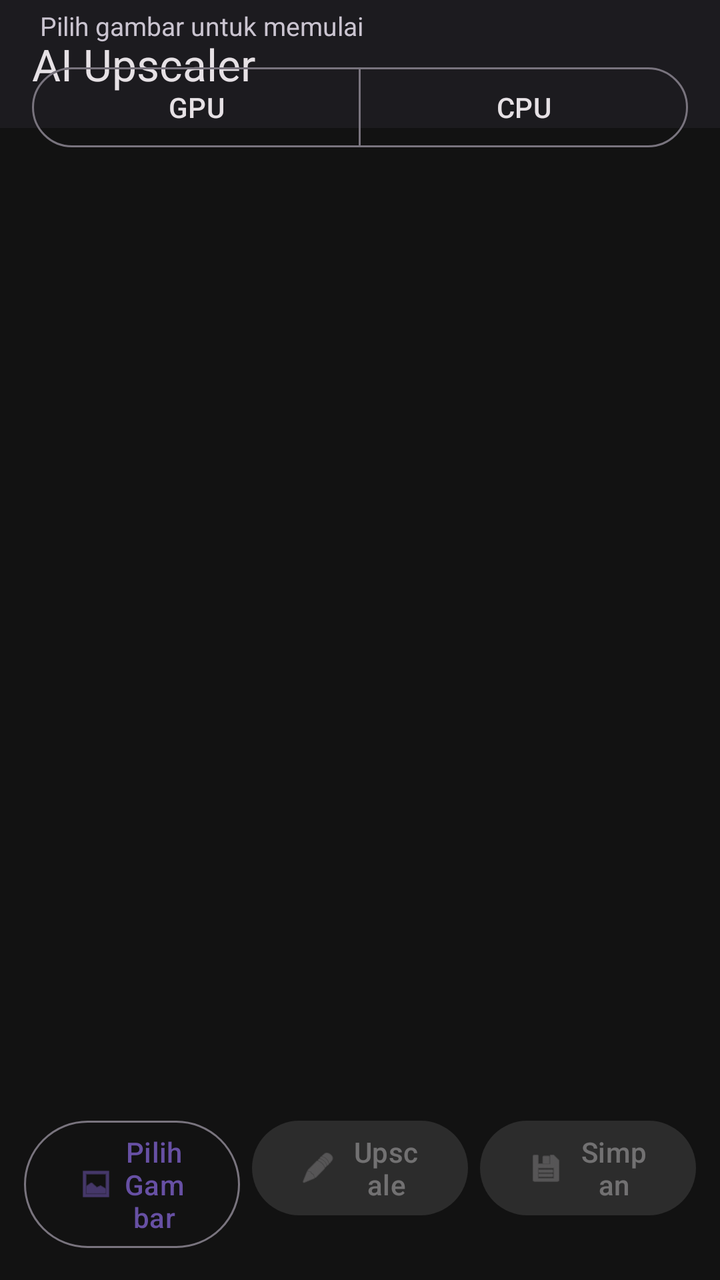
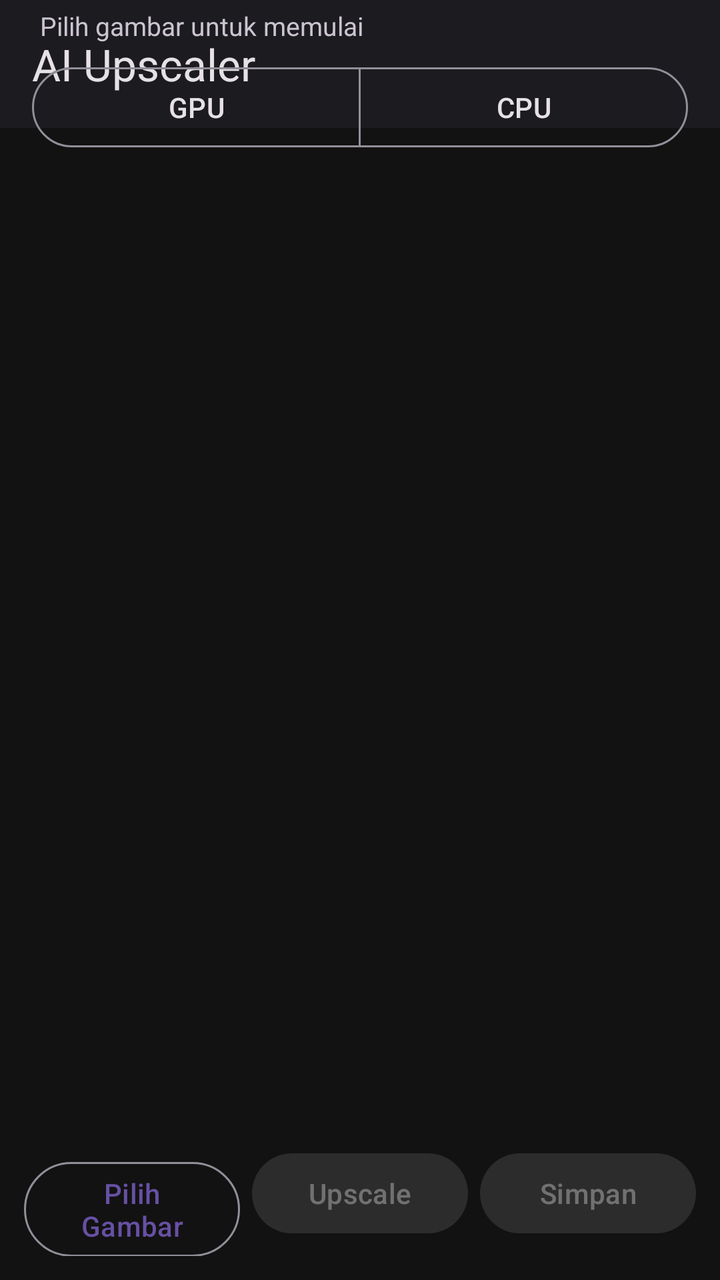

Before-and-after screenshots of an Android layout around one commit, followed by the original layout XML and the change that was made.
<!-- AndroidManifest.xml: application theme Theme.AIUpscaler -->
<!-- res/layout/activity_main.xml -->
<?xml version="1.0" encoding="utf-8"?>
<androidx.constraintlayout.widget.ConstraintLayout
    xmlns:android="http://schemas.android.com/apk/res/android"
    xmlns:app="http://schemas.android.com/apk/res-auto"
    android:layout_width="match_parent"
    android:layout_height="match_parent"
    android:background="?android:colorBackground">

    <com.google.android.material.appbar.MaterialToolbar
        android:id="@+id/toolbar"
        android:layout_width="0dp"
        android:layout_height="?attr/actionBarSize"
        android:background="@color/md_surface"
        app:title="@string/app_name"
        app:titleTextColor="@color/md_on_surface"
        app:layout_constraintTop_toTopOf="parent"
        app:layout_constraintStart_toStartOf="parent"
        app:layout_constraintEnd_toEndOf="parent"/>

    <com.google.android.material.card.MaterialCardView
        android:id="@+id/cardImage"
        android:layout_width="0dp"
        android:layout_height="0dp"
        android:layout_margin="12dp"
        app:cardBackgroundColor="@color/md_surface_variant"
        app:cardCornerRadius="20dp"
        app:cardElevation="4dp"
        app:layout_constraintTop_toBottomOf="@id/toolbar"
        app:layout_constraintBottom_toTopOf="@id/tvInfo"
        app:layout_constraintStart_toStartOf="parent"
        app:layout_constraintEnd_toEndOf="parent">

        <FrameLayout
            android:layout_width="match_parent"
            android:layout_height="match_parent">

            <ImageView
                android:id="@+id/imagePreview"
                android:layout_width="match_parent"
                android:layout_height="match_parent"
                android:contentDescription="@string/app_name"
                android:scaleType="fitCenter"/>

            <ProgressBar
                android:id="@+id/progress"
                style="?android:attr/progressBarStyleHorizontal"
                android:layout_width="match_parent"
                android:layout_height="wrap_content"
                android:layout_gravity="bottom"
                android:indeterminate="true"
                android:visibility="invisible"/>

            <com.google.android.material.progressindicator.LinearProgressIndicator
                android:id="@+id/linearProgress"
                android:layout_width="match_parent"
                android:layout_height="wrap_content"
                android:layout_gravity="bottom"
                android:visibility="invisible"
                app:indicatorColor="@color/md_primary"
                app:trackColor="@color/md_surface_variant"/>
        </FrameLayout>
    </com.google.android.material.card.MaterialCardView>

    <TextView
        android:id="@+id/tvInfo"
        android:layout_width="0dp"
        android:layout_height="wrap_content"
        android:layout_marginHorizontal="20dp"
        android:layout_marginTop="4dp"
        android:text="@string/info_idle"
        android:textColor="@color/md_on_surface_variant"
        android:textSize="13sp"
        app:layout_constraintTop_toBottomOf="@id/cardImage"
        app:layout_constraintStart_toStartOf="parent"
        app:layout_constraintEnd_toEndOf="parent"/>

    <com.google.android.material.button.MaterialButtonToggleGroup
        android:id="@+id/toggleBackend"
        android:layout_width="0dp"
        android:layout_height="wrap_content"
        android:layout_marginHorizontal="16dp"
        android:layout_marginTop="8dp"
        app:selectionRequired="true"
        app:singleSelection="true"
        app:layout_constraintTop_toBottomOf="@id/tvInfo"
        app:layout_constraintStart_toStartOf="parent"
        app:layout_constraintEnd_toEndOf="parent">

        <com.google.android.material.button.MaterialButton
            android:id="@+id/btnGpu"
            style="?attr/materialButtonOutlinedStyle"
            android:layout_width="0dp"
            android:layout_height="wrap_content"
            android:layout_weight="1"
            android:text="GPU"/>

        <com.google.android.material.button.MaterialButton
            android:id="@+id/btnCpu"
            style="?attr/materialButtonOutlinedStyle"
            android:layout_width="0dp"
            android:layout_height="wrap_content"
            android:layout_weight="1"
            android:text="CPU"/>
    </com.google.android.material.button.MaterialButtonToggleGroup>

    <LinearLayout
        android:layout_width="0dp"
        android:layout_height="wrap_content"
        android:orientation="horizontal"
        android:padding="12dp"
        app:layout_constraintBottom_toBottomOf="parent"
        app:layout_constraintStart_toStartOf="parent"
        app:layout_constraintEnd_toEndOf="parent">

        <com.google.android.material.button.MaterialButton
            android:id="@+id/btnPick"
            style="@style/Widget.Material3.Button.OutlinedButton"
            android:layout_width="0dp"
            android:layout_height="wrap_content"
            android:layout_weight="1"
            android:layout_marginEnd="6dp"
            android:text="@string/pick_image"
            app:icon="@android:drawable/ic_menu_gallery"
            app:iconGravity="textStart"/>

        <com.google.android.material.button.MaterialButton
            android:id="@+id/btnUpscale"
            android:layout_width="0dp"
            android:layout_height="wrap_content"
            android:layout_weight="1"
            android:layout_marginEnd="6dp"
            android:enabled="false"
            android:text="@string/upscale"
            app:icon="@android:drawable/ic_menu_edit"/>

        <com.google.android.material.button.MaterialButton
            android:id="@+id/btnSave"
            style="@style/Widget.Material3.Button.TonalButton"
            android:layout_width="0dp"
            android:layout_height="wrap_content"
            android:layout_weight="1"
            android:enabled="false"
            android:text="@string/save"
            app:icon="@android:drawable/ic_menu_save"/>
    </LinearLayout>

</androidx.constraintlayout.widget.ConstraintLayout>
<!-- resources referenced by this layout -->
<resources>
  <color name="md_on_surface">#E6E1E5</color>
  <color name="md_on_surface_variant">#CAC4D0</color>
  <color name="md_primary">#6750A4</color>
  <color name="md_surface">#1C1B1F</color>
  <color name="md_surface_variant">#49454F</color>
  <string name="app_name">AI Upscaler</string>
  <string name="info_idle">Pilih gambar untuk memulai</string>
  <string name="pick_image">Pilih Gambar</string>
  <string name="save">Simpan</string>
  <string name="upscale">Upscale</string>
  <style name="Theme.AIUpscaler" parent="Theme.Material3.Dark.NoActionBar">
          <item name="colorPrimary">@color/md_primary</item>
          <item name="colorOnPrimary">@color/md_on_primary</item>
          <item name="colorPrimaryContainer">@color/md_primary_container</item>
          <item name="colorOnPrimaryContainer">@color/md_on_primary_container</item>
          <item name="colorSecondary">@color/md_secondary</item>
          <item name="android:colorBackground">@color/md_background</item>
          <item name="colorSurface">@color/md_surface</item>
          <item name="colorSurfaceVariant">@color/md_surface_variant</item>
          <item name="colorOnSurface">@color/md_on_surface</item>
          <item name="colorOnSurfaceVariant">@color/md_on_surface_variant</item>
          <item name="colorOutline">@color/md_outline</item>
          <item name="colorError">@color/md_error</item>
          <item name="android:statusBarColor">@color/md_surface</item>
          <item name="android:windowLightStatusBar" tools:targetApi="m">false</item>
      </style>
  <color name="md_on_primary">#FFFFFF</color>
  <color name="md_primary_container">#EADDFF</color>
  <color name="md_on_primary_container">#21005D</color>
  <color name="md_secondary">#625B71</color>
  <color name="md_background">#121212</color>
  <color name="md_outline">#79747E</color>
  <color name="md_error">#F2B8B5</color>
</resources>

<!-- the commit's change to res/layout/activity_main.xml (unified diff, before → after) -->
@@ -38,17 +38,7 @@
                 android:id="@+id/imagePreview"
                 android:layout_width="match_parent"
                 android:layout_height="match_parent"
-                android:contentDescription="@string/app_name"
                 android:scaleType="fitCenter"/>
-
-            <ProgressBar
-                android:id="@+id/progress"
-                style="?android:attr/progressBarStyleHorizontal"
-                android:layout_width="match_parent"
-                android:layout_height="wrap_content"
-                android:layout_gravity="bottom"
-                android:indeterminate="true"
-                android:visibility="invisible"/>
 
             <com.google.android.material.progressindicator.LinearProgressIndicator
                 android:id="@+id/linearProgress"
@@ -119,9 +109,7 @@
             android:layout_height="wrap_content"
             android:layout_weight="1"
             android:layout_marginEnd="6dp"
-            android:text="@string/pick_image"
-            app:icon="@android:drawable/ic_menu_gallery"
-            app:iconGravity="textStart"/>
+            android:text="@string/pick_image"/>
 
         <com.google.android.material.button.MaterialButton
             android:id="@+id/btnUpscale"
@@ -130,8 +118,7 @@
             android:layout_weight="1"
             android:layout_marginEnd="6dp"
             android:enabled="false"
-            android:text="@string/upscale"
-            app:icon="@android:drawable/ic_menu_edit"/>
+            android:text="@string/upscale"/>
 
         <com.google.android.material.button.MaterialButton
             android:id="@+id/btnSave"
@@ -140,8 +127,6 @@
             android:layout_height="wrap_content"
             android:layout_weight="1"
             android:enabled="false"
-            android:text="@string/save"
-            app:icon="@android:drawable/ic_menu_save"/>
+            android:text="@string/save"/>
     </LinearLayout>
-
 </androidx.constraintlayout.widget.ConstraintLayout>
<!-- resource entries referenced after the edit -->
@@ -15,23 +15,16 @@
           <item name="colorOnPrimary">@color/md_on_primary</item>
           <item name="colorPrimaryContainer">@color/md_primary_container</item>
           <item name="colorOnPrimaryContainer">@color/md_on_primary_container</item>
-          <item name="colorSecondary">@color/md_secondary</item>
           <item name="android:colorBackground">@color/md_background</item>
           <item name="colorSurface">@color/md_surface</item>
           <item name="colorSurfaceVariant">@color/md_surface_variant</item>
           <item name="colorOnSurface">@color/md_on_surface</item>
           <item name="colorOnSurfaceVariant">@color/md_on_surface_variant</item>
-          <item name="colorOutline">@color/md_outline</item>
-          <item name="colorError">@color/md_error</item>
           <item name="android:statusBarColor">@color/md_surface</item>
-          <item name="android:windowLightStatusBar" tools:targetApi="m">false</item>
       </style>
   <color name="md_on_primary">#FFFFFF</color>
   <color name="md_primary_container">#EADDFF</color>
   <color name="md_on_primary_container">#21005D</color>
-  <color name="md_secondary">#625B71</color>
   <color name="md_background">#121212</color>
-  <color name="md_outline">#79747E</color>
-  <color name="md_error">#F2B8B5</color>
 </resources>
 
